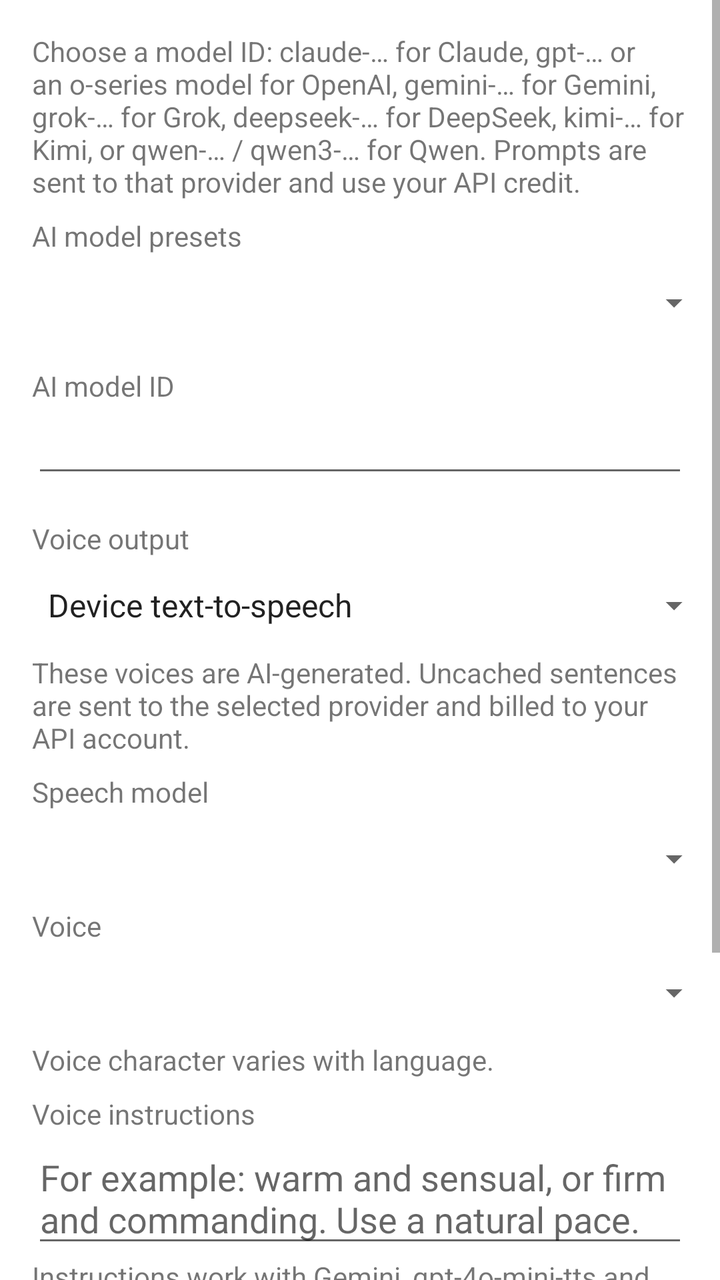
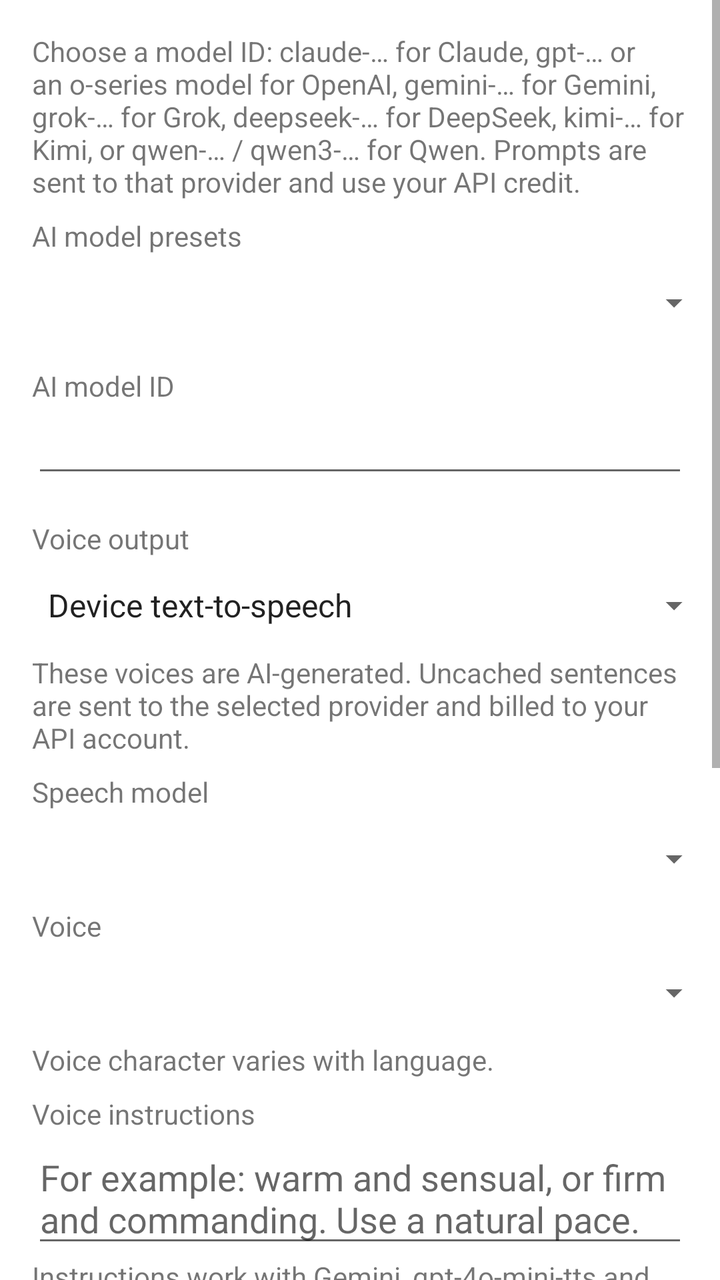

The first picture is an Android layout as it rendered before a commit; the second is the same layout after the commit. The layout source and the unified diff follow.
<!-- AndroidManifest.xml: application theme Theme.MyMeditation -->
<!-- res/layout/dialog_ai_settings.xml -->
<?xml version="1.0" encoding="utf-8"?>
<ScrollView xmlns:android="http://schemas.android.com/apk/res/android"
    android:layout_width="match_parent"
    android:layout_height="wrap_content">
<LinearLayout
    android:layout_width="match_parent"
    android:layout_height="wrap_content"
    android:orientation="vertical"
    android:padding="@dimen/activity_horizontal_margin">

    <TextView
        android:layout_width="match_parent"
        android:layout_height="wrap_content"
        android:text="@string/ai_settings_description" />

    <TextView
        android:layout_width="match_parent"
        android:layout_height="wrap_content"
        android:layout_marginTop="@dimen/activity_heading_margin"
        android:labelFor="@id/spinnerAiModelPreset"
        android:text="@string/ai_model_presets_label" />
    <Spinner
                style="@style/Widget.MyMeditation.CompactSpinner"
        android:id="@+id/spinnerAiModelPreset"
        android:layout_width="match_parent"
        android:layout_height="48dp" />

    <TextView
        android:layout_width="match_parent"
        android:layout_height="wrap_content"
        android:layout_marginTop="@dimen/activity_heading_margin"
        android:labelFor="@id/editTextAiModel"
        android:text="@string/ai_model_hint" />

    <EditText
        android:id="@+id/editTextAiModel"
        android:layout_width="match_parent"
        android:layout_height="wrap_content"
        android:importantForAutofill="no"
        android:inputType="textNoSuggestions"
        android:singleLine="true" />

    <TextView
        android:layout_width="match_parent"
        android:layout_height="wrap_content"
        android:layout_marginTop="@dimen/activity_vertical_margin"
        android:labelFor="@id/spinnerSpeechBackend"
        android:text="@string/speech_output_label" />
    <Spinner
                style="@style/Widget.MyMeditation.CompactSpinner"
        android:id="@+id/spinnerSpeechBackend"
        android:layout_width="match_parent"
        android:layout_height="48dp"
        android:entries="@array/speech_backend_options" />
    <LinearLayout
        android:id="@+id/openAiSpeechSettings"
        android:layout_width="match_parent"
        android:layout_height="wrap_content"
        android:orientation="vertical">
        <TextView
            android:layout_width="match_parent"
            android:layout_height="wrap_content"
            android:text="@string/speech_notice" />
        <TextView
            android:layout_width="match_parent"
            android:layout_height="wrap_content"
            android:layout_marginTop="@dimen/activity_heading_margin"
            android:labelFor="@id/spinnerSpeechModel"
            android:text="@string/speech_model_label" />
        <Spinner
                style="@style/Widget.MyMeditation.CompactSpinner"
            android:id="@+id/spinnerSpeechModel"
            android:layout_width="match_parent"
            android:layout_height="48dp" />
        <TextView
            android:layout_width="match_parent"
            android:layout_height="wrap_content"
            android:labelFor="@id/spinnerSpeechVoice"
            android:text="@string/speech_voice_label" />
        <Spinner
                style="@style/Widget.MyMeditation.CompactSpinner"
            android:id="@+id/spinnerSpeechVoice"
            android:layout_width="match_parent"
            android:layout_height="48dp" />
        <LinearLayout
            android:id="@+id/elevenVoiceButtons"
            android:layout_width="match_parent"
            android:layout_height="wrap_content"
            android:orientation="horizontal"
            android:visibility="gone">
            <Button
                android:id="@+id/buttonAddVoice"
                android:layout_width="0dp"
                android:layout_height="wrap_content"
                android:layout_weight="1"
                android:layout_marginEnd="@dimen/activity_heading_margin"
                android:paddingStart="8dp"
                android:paddingEnd="8dp"
                android:singleLine="true"
                android:textAllCaps="false"
                android:text="@string/button_add_voice" />
            <Button
                android:id="@+id/buttonEditVoice"
                android:layout_width="0dp"
                android:layout_height="wrap_content"
                android:layout_weight="1"
                android:paddingStart="8dp"
                android:paddingEnd="8dp"
                android:singleLine="true"
                android:textAllCaps="false"
                android:text="@string/button_edit_voice" />
        </LinearLayout>
        <TextView
            android:layout_width="match_parent"
            android:layout_height="wrap_content"
            android:text="@string/speech_voice_hint" />
        <TextView
            android:layout_width="match_parent"
            android:layout_height="wrap_content"
            android:layout_marginTop="@dimen/activity_heading_margin"
            android:labelFor="@id/editTextSpeechStyle"
            android:text="@string/speech_style_label" />
        <EditText
            android:id="@+id/editTextSpeechStyle"
            android:layout_width="match_parent"
            android:layout_height="wrap_content"
            android:hint="@string/speech_style_hint"
            android:inputType="textMultiLine|textCapSentences"
            android:importantForAutofill="no"
            android:minLines="2"
            android:gravity="top" />
        <TextView
            android:layout_width="match_parent"
            android:layout_height="wrap_content"
            android:text="@string/speech_style_note" />
    </LinearLayout>
    <TextView
        android:layout_width="match_parent"
        android:layout_height="wrap_content"
        android:layout_marginTop="16dp"
        android:text="@string/settings_file_description" />
    <Button
        android:id="@+id/buttonExportSettings"
        android:layout_width="match_parent"
        android:layout_height="wrap_content"
        android:text="@string/export_settings"
        android:textAllCaps="false" />
    <Button
        android:id="@+id/buttonImportSettings"
        android:layout_width="match_parent"
        android:layout_height="wrap_content"
        android:text="@string/import_settings"
        android:textAllCaps="false" />
</LinearLayout>
</ScrollView>
<!-- resources referenced by this layout -->
<resources>
  <string-array name="speech_backend_options">
          <item>Device text-to-speech</item>
          <item>OpenAI speech</item>
          <item>Gemini speech</item>
          <item>Qwen TTS (international)</item>
          <item>ElevenLabs speech</item>
      </string-array>
  <dimen name="activity_heading_margin">8dp</dimen>
  <dimen name="activity_horizontal_margin">16dp</dimen>
  <dimen name="activity_vertical_margin">16dp</dimen>
  <string name="ai_model_hint">AI model ID</string>
  <string name="ai_model_presets_label">AI model presets</string>
  <string name="ai_settings_description">Choose a model ID: claude-… for Claude, gpt-… or an o-series model for OpenAI, gemini-… for Gemini, grok-… for Grok, deepseek-… for DeepSeek, kimi-… for Kimi, or qwen-… / qwen3-… for Qwen. Prompts are sent to that provider and use your API credit.</string>
  <string name="button_add_voice">Add voice</string>
  <string name="button_edit_voice">Edit</string>
  <string name="export_settings">Save settings to file</string>
  <string name="import_settings">Restore settings from file</string>
  <string name="settings_file_description">Export includes the current settings, prompts, prompt templates and saved voices. It does not include saved meditations, audio or API keys.</string>
  <string name="speech_model_label">Speech model</string>
  <string name="speech_notice">These voices are AI-generated. Uncached sentences are sent to the selected provider and billed to your API account.</string>
  <string name="speech_output_label">Voice output</string>
  <string name="speech_style_hint">For example: warm and sensual, or firm and commanding. Use a natural pace.</string>
  <string name="speech_style_label">Voice instructions</string>
  <string name="speech_style_note">Instructions work with Gemini, gpt-4o-mini-tts and Qwen instruct. ElevenLabs, standard Qwen and tts-1 models ignore them.</string>
  <string name="speech_voice_hint">Voice character varies with language.</string>
  <string name="speech_voice_label">Voice</string>
  <style name="Widget.MyMeditation.CompactSpinner" parent="Widget.AppCompat.Spinner">
          <item name="android:background">@drawable/compact_spinner_background</item>
          <item name="android:paddingStart">0dp</item>
          <item name="android:paddingEnd">16dp</item>
          <item name="android:paddingTop">0dp</item>
          <item name="android:paddingBottom">0dp</item>
      </style>
  <!-- drawable compact_spinner_background (drawable) -->
  <layer-list xmlns:android="http://schemas.android.com/apk/res/android">
      <item android:drawable="?attr/selectableItemBackground" />
      <item android:drawable="@drawable/compact_spinner_arrow"
          android:width="10dp" android:height="10dp"
          android:gravity="end|center_vertical" android:end="2dp" />
  </layer-list>
  <color name="purple_500">#FF6200EE</color>
  <color name="purple_700">#FF3700B3</color>
  <color name="white">#FFFFFFFF</color>
  <color name="teal_200">#FF03DAC5</color>
  <color name="teal_700">#FF018786</color>
  <color name="black">#FF000000</color>
  <!-- drawable compact_spinner_arrow (drawable) -->
  <vector xmlns:android="http://schemas.android.com/apk/res/android"
      android:width="10dp" android:height="10dp"
      android:viewportWidth="12" android:viewportHeight="12">
      <path android:fillColor="?attr/colorControlNormal" android:pathData="M1,4 L6,9 L11,4 Z" />
  </vector>
  <!-- unchanged entries left out for length: 1 -->
</resources>

<!-- the commit's change to res/layout/dialog_ai_settings.xml (unified diff, before → after) -->
@@ -151,5 +151,18 @@
         android:layout_height="wrap_content"
         android:text="@string/import_settings"
         android:textAllCaps="false" />
+    <TextView
+        android:layout_width="match_parent"
+        android:layout_height="wrap_content"
+        android:layout_marginTop="16dp"
+        android:text="@string/storage_heading"
+        android:textStyle="bold"
+        android:accessibilityHeading="true" />
+    <TextView android:id="@+id/textStorageOffline" android:layout_width="match_parent" android:layout_height="wrap_content" />
+    <TextView android:id="@+id/textStorageOtherAudio" android:layout_width="match_parent" android:layout_height="wrap_content" />
+    <TextView android:id="@+id/textStorageOtherData" android:layout_width="match_parent" android:layout_height="wrap_content" />
+    <TextView android:id="@+id/textStorageStatus" android:layout_width="match_parent" android:layout_height="wrap_content" android:text="@string/storage_calculating" />
+    <Button android:id="@+id/buttonRefreshStorage" android:layout_width="match_parent" android:layout_height="wrap_content" android:text="@string/refresh_storage" android:textAllCaps="false" />
+    <Button android:id="@+id/buttonClearOtherAudio" android:layout_width="match_parent" android:layout_height="wrap_content" android:text="@string/clear_other_audio" android:textAllCaps="false" android:enabled="false" />
 </LinearLayout>
 </ScrollView>
<!-- resource entries referenced after the edit -->
@@ -15,8 +15,10 @@
   <string name="ai_settings_description">Choose a model ID: claude-… for Claude, gpt-… or an o-series model for OpenAI, gemini-… for Gemini, grok-… for Grok, deepseek-… for DeepSeek, kimi-… for Kimi, or qwen-… / qwen3-… for Qwen. Prompts are sent to that provider and use your API credit.</string>
   <string name="button_add_voice">Add voice</string>
   <string name="button_edit_voice">Edit</string>
+  <string name="clear_other_audio">Delete other audio</string>
   <string name="export_settings">Save settings to file</string>
   <string name="import_settings">Restore settings from file</string>
+  <string name="refresh_storage">Refresh storage</string>
   <string name="settings_file_description">Export includes the current settings, prompts, prompt templates and saved voices. It does not include saved meditations, audio or API keys.</string>
   <string name="speech_model_label">Speech model</string>
   <string name="speech_notice">These voices are AI-generated. Uncached sentences are sent to the selected provider and billed to your API account.</string>
@@ -26,6 +28,8 @@
   <string name="speech_style_note">Instructions work with Gemini, gpt-4o-mini-tts and Qwen instruct. ElevenLabs, standard Qwen and tts-1 models ignore them.</string>
   <string name="speech_voice_hint">Voice character varies with language.</string>
   <string name="speech_voice_label">Voice</string>
+  <string name="storage_calculating">Calculating storage…</string>
+  <string name="storage_heading">Storage</string>
   <style name="Widget.MyMeditation.CompactSpinner" parent="Widget.AppCompat.Spinner">
           <item name="android:background">@drawable/compact_spinner_background</item>
           <item name="android:paddingStart">0dp</item>
